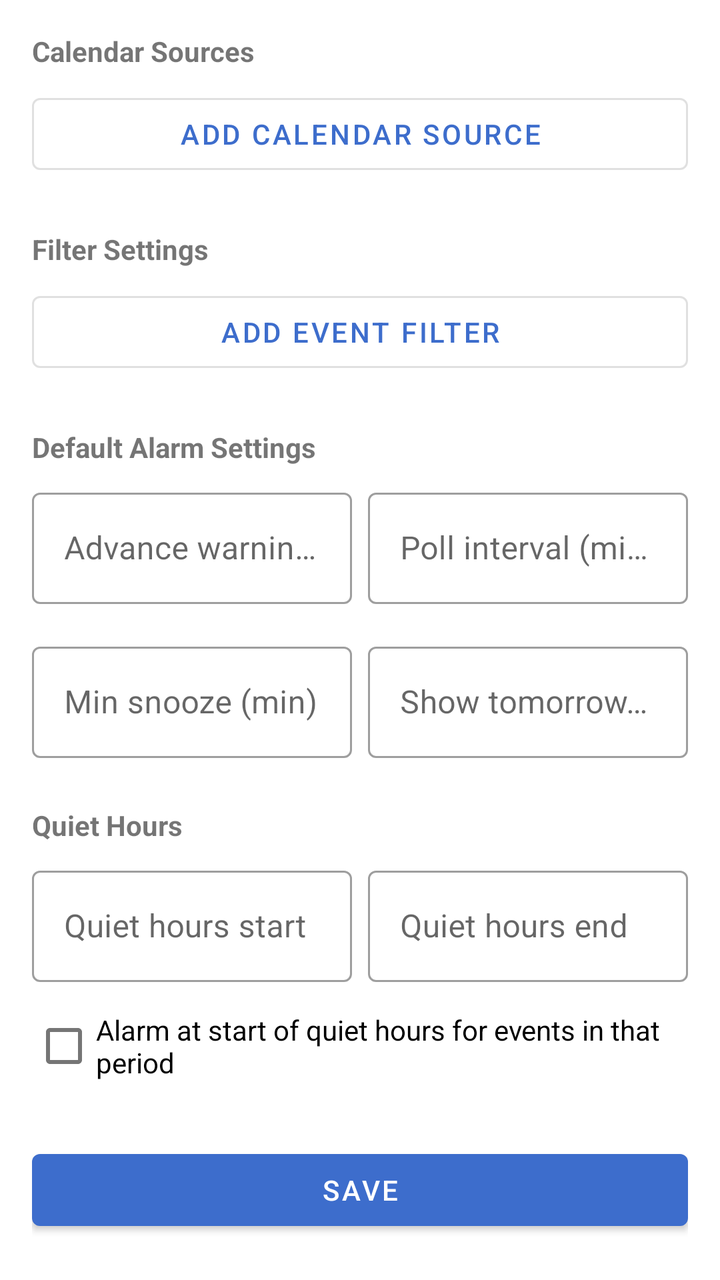
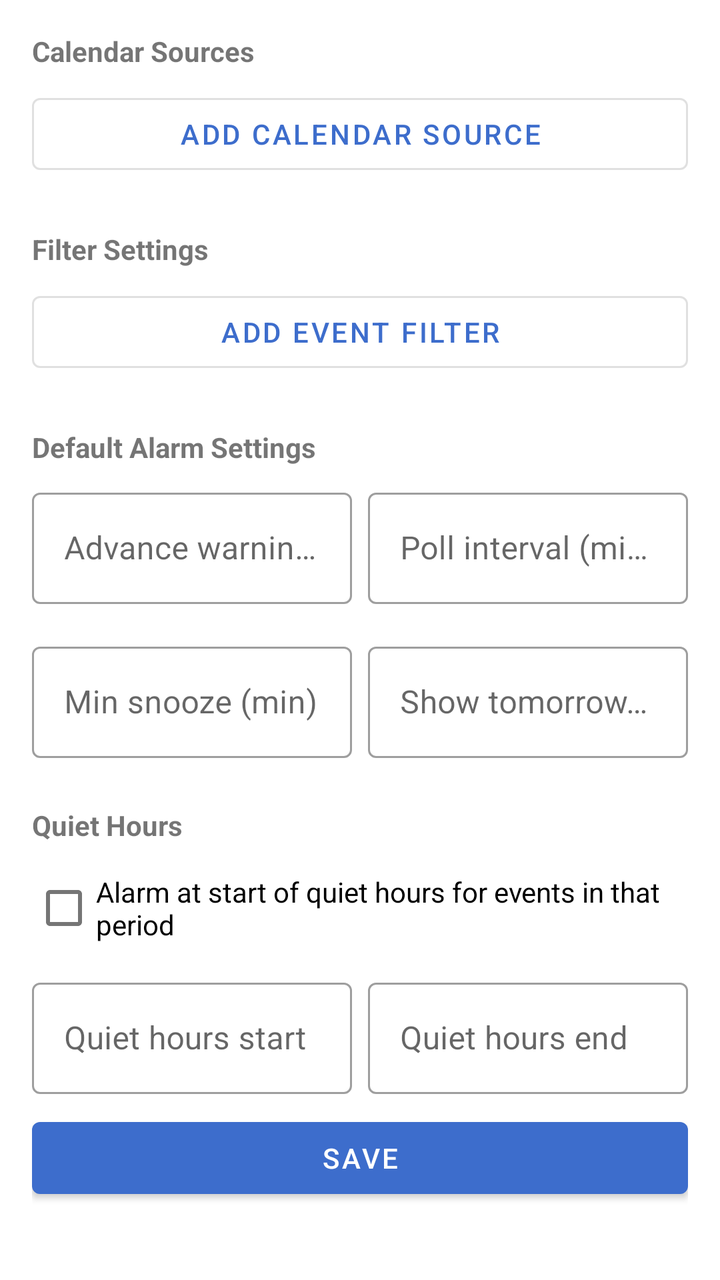

Two renders of the same Android screen: before a commit and after it. Below are the layout's source before the change and the commit's diff.
<!-- AndroidManifest.xml: application theme Theme.CalendarAlarm -->
<!-- res/layout/activity_settings.xml -->
<?xml version="1.0" encoding="utf-8"?>
<ScrollView xmlns:android="http://schemas.android.com/apk/res/android"
    android:layout_width="match_parent"
    android:layout_height="match_parent">

    <LinearLayout
        android:layout_width="match_parent"
        android:layout_height="wrap_content"
        android:orientation="vertical"
        android:padding="16dp">

        <TextView
            android:layout_width="match_parent"
            android:layout_height="wrap_content"
            android:text="Calendar Sources"
            android:textStyle="bold"
            android:textSize="14sp"
            android:layout_marginBottom="8dp" />

        <LinearLayout
            android:id="@+id/urlSourcesContainer"
            android:layout_width="match_parent"
            android:layout_height="wrap_content"
            android:orientation="vertical" />

        <com.google.android.material.button.MaterialButton
            android:id="@+id/addUrlButton"
            android:layout_width="match_parent"
            android:layout_height="wrap_content"
            android:text="Add calendar source"
            android:layout_marginBottom="24dp"
            style="@style/Widget.MaterialComponents.Button.OutlinedButton" />

        <TextView
            android:layout_width="match_parent"
            android:layout_height="wrap_content"
            android:text="Filter Settings"
            android:textStyle="bold"
            android:textSize="14sp"
            android:layout_marginBottom="8dp" />

        <LinearLayout
            android:id="@+id/filterContainer"
            android:layout_width="match_parent"
            android:layout_height="wrap_content"
            android:orientation="vertical" />

        <com.google.android.material.button.MaterialButton
            android:id="@+id/addFilterButton"
            android:layout_width="match_parent"
            android:layout_height="wrap_content"
            android:text="Add event filter"
            android:layout_marginBottom="24dp"
            style="@style/Widget.MaterialComponents.Button.OutlinedButton" />

        <TextView
            android:layout_width="match_parent"
            android:layout_height="wrap_content"
            android:text="Default Alarm Settings"
            android:textStyle="bold"
            android:textSize="14sp"
            android:layout_marginBottom="8dp" />

        <LinearLayout
            android:layout_width="match_parent"
            android:layout_height="wrap_content"
            android:orientation="horizontal"
            android:layout_marginBottom="16dp">

            <com.google.android.material.textfield.TextInputLayout
                android:layout_width="0dp"
                android:layout_height="wrap_content"
                android:layout_weight="1"
                android:hint="Advance warning (min)"
                android:layout_marginEnd="8dp"
                style="@style/Widget.MaterialComponents.TextInputLayout.OutlinedBox">
                <com.google.android.material.textfield.TextInputEditText
                    android:id="@+id/advanceInput"
                    android:layout_width="match_parent"
                    android:layout_height="wrap_content"
                    android:inputType="number" />
            </com.google.android.material.textfield.TextInputLayout>

            <com.google.android.material.textfield.TextInputLayout
                android:layout_width="0dp"
                android:layout_height="wrap_content"
                android:layout_weight="1"
                android:hint="Poll interval (min)"
                style="@style/Widget.MaterialComponents.TextInputLayout.OutlinedBox">
                <com.google.android.material.textfield.TextInputEditText
                    android:id="@+id/pollIntervalInput"
                    android:layout_width="match_parent"
                    android:layout_height="wrap_content"
                    android:inputType="number" />
            </com.google.android.material.textfield.TextInputLayout>

        </LinearLayout>

        <LinearLayout
            android:layout_width="match_parent"
            android:layout_height="wrap_content"
            android:orientation="horizontal"
            android:layout_marginBottom="24dp">

            <com.google.android.material.textfield.TextInputLayout
                android:layout_width="0dp"
                android:layout_height="wrap_content"
                android:layout_weight="1"
                android:hint="Min snooze (min)"
                android:layout_marginEnd="8dp"
                style="@style/Widget.MaterialComponents.TextInputLayout.OutlinedBox">
                <com.google.android.material.textfield.TextInputEditText
                    android:id="@+id/snoozeInput"
                    android:layout_width="match_parent"
                    android:layout_height="wrap_content"
                    android:inputType="number" />
            </com.google.android.material.textfield.TextInputLayout>

            <com.google.android.material.textfield.TextInputLayout
                android:layout_width="0dp"
                android:layout_height="wrap_content"
                android:layout_weight="1"
                android:hint="Show tomorrow at"
                style="@style/Widget.MaterialComponents.TextInputLayout.OutlinedBox">
                <com.google.android.material.textfield.TextInputEditText
                    android:id="@+id/showTomorrowInput"
                    android:layout_width="match_parent"
                    android:layout_height="wrap_content"
                    android:inputType="text"
                    android:maxLength="5" />
            </com.google.android.material.textfield.TextInputLayout>

        </LinearLayout>

        <TextView
            android:layout_width="match_parent"
            android:layout_height="wrap_content"
            android:text="Quiet Hours"
            android:textStyle="bold"
            android:textSize="14sp"
            android:layout_marginBottom="8dp" />

        <LinearLayout
            android:layout_width="match_parent"
            android:layout_height="wrap_content"
            android:orientation="horizontal"
            android:layout_marginBottom="8dp">

            <com.google.android.material.textfield.TextInputLayout
                android:layout_width="0dp"
                android:layout_height="wrap_content"
                android:layout_weight="1"
                android:hint="Quiet hours start"
                android:layout_marginEnd="8dp"
                style="@style/Widget.MaterialComponents.TextInputLayout.OutlinedBox">
                <com.google.android.material.textfield.TextInputEditText
                    android:id="@+id/quietStartInput"
                    android:layout_width="match_parent"
                    android:layout_height="wrap_content"
                    android:inputType="text"
                    android:maxLength="5" />
            </com.google.android.material.textfield.TextInputLayout>

            <com.google.android.material.textfield.TextInputLayout
                android:layout_width="0dp"
                android:layout_height="wrap_content"
                android:layout_weight="1"
                android:hint="Quiet hours end"
                style="@style/Widget.MaterialComponents.TextInputLayout.OutlinedBox">
                <com.google.android.material.textfield.TextInputEditText
                    android:id="@+id/quietEndInput"
                    android:layout_width="match_parent"
                    android:layout_height="wrap_content"
                    android:inputType="text"
                    android:maxLength="5" />
            </com.google.android.material.textfield.TextInputLayout>

        </LinearLayout>

        <CheckBox
            android:id="@+id/quietHoursAlarmCheckbox"
            android:layout_width="match_parent"
            android:layout_height="wrap_content"
            android:text="Alarm at start of quiet hours for events in that period"
            android:layout_marginBottom="24dp" />

        <com.google.android.material.button.MaterialButton
            android:id="@+id/saveButton"
            android:layout_width="match_parent"
            android:layout_height="wrap_content"
            android:text="Save" />

    </LinearLayout>
</ScrollView>
<!-- resources referenced by this layout -->
<resources>
  <style name="Theme.CalendarAlarm" parent="Theme.MaterialComponents.DayNight.DarkActionBar">
          <item name="colorPrimary">#3D6DCC</item>
          <item name="colorPrimaryVariant">#2A4E9C</item>
          <item name="colorOnPrimary">@android:color/white</item>
      </style>
</resources>

<!-- the commit's change to res/layout/activity_settings.xml (unified diff, before → after) -->
@@ -140,6 +140,13 @@
             android:textSize="14sp"
             android:layout_marginBottom="8dp" />
 
+        <CheckBox
+            android:id="@+id/quietHoursAlarmCheckbox"
+            android:layout_width="match_parent"
+            android:layout_height="wrap_content"
+            android:text="Alarm at start of quiet hours for events in that period"
+            android:layout_marginBottom="8dp" />
+
         <LinearLayout
             android:layout_width="match_parent"
             android:layout_height="wrap_content"
@@ -177,13 +184,6 @@
 
         </LinearLayout>
 
-        <CheckBox
-            android:id="@+id/quietHoursAlarmCheckbox"
-            android:layout_width="match_parent"
-            android:layout_height="wrap_content"
-            android:text="Alarm at start of quiet hours for events in that period"
-            android:layout_marginBottom="24dp" />
-
         <com.google.android.material.button.MaterialButton
             android:id="@+id/saveButton"
             android:layout_width="match_parent"
